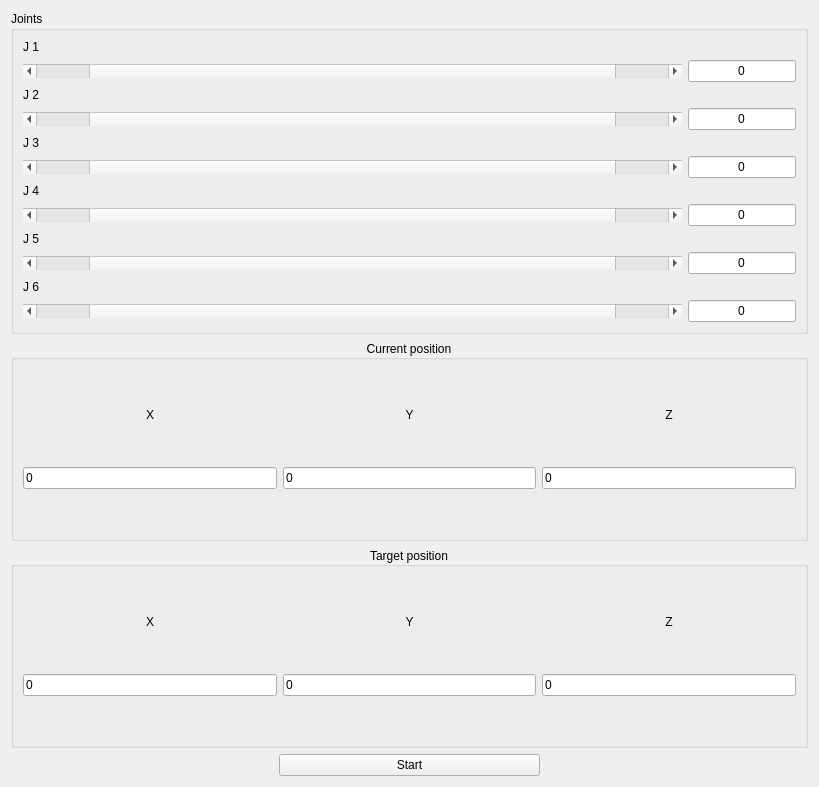
Old version of the form controlswidget.ui in the repository Alex20129/robot_gles.
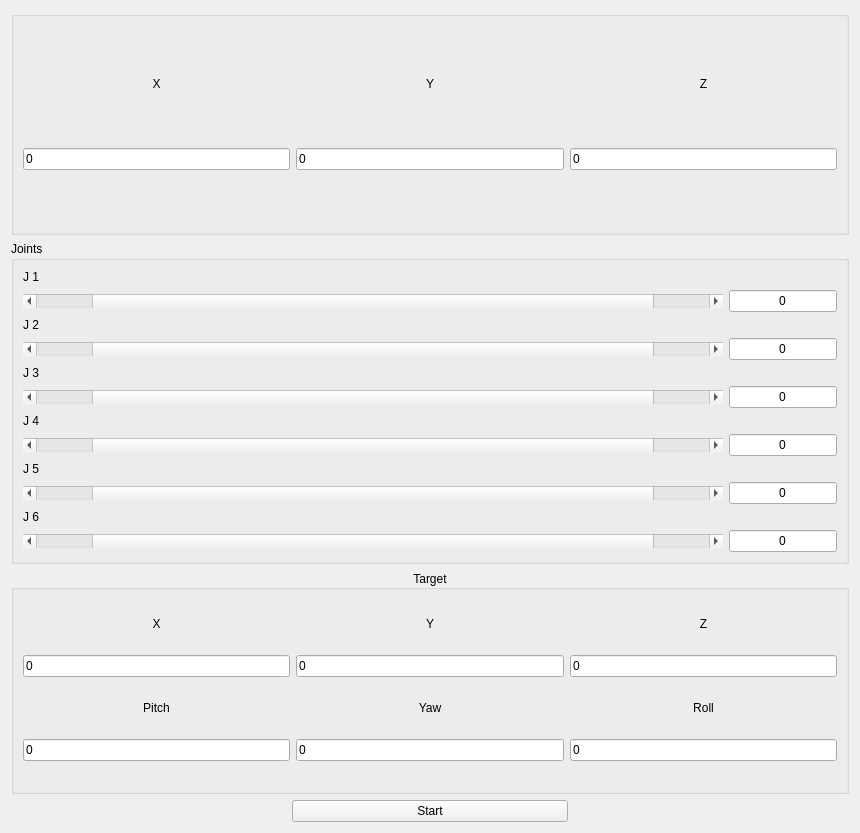
New version of the form.

What changed in the file:
```diff
--- a/controlswidget.ui
+++ b/controlswidget.ui
@@ -9,15 +9,262 @@
    <rect>
     <x>0</x>
     <y>0</y>
-    <width>819</width>
-    <height>787</height>
+    <width>860</width>
+    <height>833</height>
    </rect>
   </property>
   <property name="windowTitle">
    <string>Controls</string>
   </property>
   <layout class="QGridLayout" name="gridLayout">
+   <item row="5" column="0" colspan="3">
+    <widget class="QGroupBox" name="groupBox_2">
+     <property name="title">
+      <string>Target</string>
+     </property>
+     <property name="alignment">
+      <set>Qt::AlignCenter</set>
+     </property>
+     <layout class="QGridLayout" name="gridLayout_2">
+      <item row="0" column="3">
+       <widget class="QLabel" name="label_10">
+        <property name="sizePolicy">
+         <sizepolicy hsizetype="Preferred" vsizetype="Fixed">
+          <horstretch>0</horstretch>
+          <verstretch>0</verstretch>
+         </sizepolicy>
+        </property>
+        <property name="text">
+         <string>Y</string>
+        </property>
+        <property name="alignment">
+         <set>Qt::AlignCenter</set>
+        </property>
+       </widget>
+      </item>
+      <item row="3" column="5">
+       <widget class="QLineEdit" name="lineEdit_target_roll">
+        <property name="text">
+         <string>0</string>
+        </property>
+       </widget>
+      </item>
+      <item row="1" column="3">
+       <widget class="QLineEdit" name="lineEdit_target_y">
+        <property name="text">
+         <string>0</string>
+        </property>
+       </widget>
+      </item>
+      <item row="0" column="5">
+       <widget class="QLabel" name="label_11">
+        <property name="sizePolicy">
+         <sizepolicy hsizetype="Preferred" vsizetype="Fixed">
+          <horstretch>0</horstretch>
+          <verstretch>0</verstretch>
+         </sizepolicy>
+        </property>
+        <property name="text">
+         <string>Z</string>
+        </property>
+        <property name="alignment">
+         <set>Qt::AlignCenter</set>
+        </property>
+       </widget>
+      </item>
+      <item row="3" column="3">
+       <widget class="QLineEdit" name="lineEdit_target_yaw">
+        <property name="text">
+         <string>0</string>
+        </property>
+       </widget>
+      </item>
+      <item row="1" column="5">
+       <widget class="QLineEdit" name="lineEdit_target_z">
+        <property name="text">
+         <string>0</string>
+        </property>
+       </widget>
+      </item>
+      <item row="0" column="1">
+       <widget class="QLabel" name="label_9">
+        <property name="sizePolicy">
+         <sizepolicy hsizetype="Preferred" vsizetype="Fixed">
+          <horstretch>0</horstretch>
+          <verstretch>0</verstretch>
+         </sizepolicy>
+        </property>
+        <property name="text">
+         <string>X</string>
+        </property>
+        <property name="alignment">
+         <set>Qt::AlignCenter</set>
+        </property>
+       </widget>
+      </item>
+      <item row="3" column="1">
+       <widget class="QLineEdit" name="lineEdit_target_pitch">
+        <property name="text">
+         <string>0</string>
+        </property>
+       </widget>
+      </item>
+      <item row="1" column="1">
+       <widget class="QLineEdit" name="lineEdit_target_x">
+        <property name="text">
+         <string>0</string>
+        </property>
+       </widget>
+      </item>
+      <item row="2" column="1">
+       <widget class="QLabel" name="label_12">
+        <property name="sizePolicy">
+         <sizepolicy hsizetype="Preferred" vsizetype="Fixed">
+          <horstretch>0</horstretch>
+          <verstretch>0</verstretch>
+         </sizepolicy>
+        </property>
+        <property name="text">
+         <string>Pitch</string>
+        </property>
+        <property name="alignment">
+         <set>Qt::AlignCenter</set>
+        </property>
+       </widget>
+      </item>
+      <item row="2" column="3">
+       <widget class="QLabel" name="label_13">
+        <property name="sizePolicy">
+         <sizepolicy hsizetype="Preferred" vsizetype="Fixed">
+          <horstretch>0</horstretch>
+          <verstretch>0</verstretch>
+         </sizepolicy>
+        </property>
+        <property name="text">
+         <string>Yaw</string>
+        </property>
+        <property name="alignment">
+         <set>Qt::AlignCenter</set>
+        </property>
+       </widget>
+      </item>
+      <item row="2" column="5">
+       <widget class="QLabel" name="label_14">
+        <property name="sizePolicy">
+         <sizepolicy hsizetype="Preferred" vsizetype="Fixed">
+          <horstretch>0</horstretch>
+          <verstretch>0</verstretch>
+         </sizepolicy>
+        </property>
+        <property name="text">
+         <string>Roll</string>
+        </property>
+        <property name="alignment">
+         <set>Qt::AlignCenter</set>
+        </property>
+       </widget>
+      </item>
+     </layout>
+    </widget>
+   </item>
    <item row="0" column="0" colspan="3">
+    <widget class="QGroupBox" name="groupBox_3">
+     <property name="title">
+      <string/>
+     </property>
+     <property name="alignment">
+      <set>Qt::AlignCenter</set>
+     </property>
+     <layout class="QGridLayout" name="gridLayout_3">
+      <item row="1" column="2">
+       <widget class="QLineEdit" name="lineEdit_current_z">
+        <property name="text">
+         <string>0</string>
+        </property>
+        <property name="readOnly">
+         <bool>true</bool>
+        </property>
+       </widget>
+      </item>
+      <item row="1" column="1">
+       <widget class="QLineEdit" name="lineEdit_current_y">
+        <property name="text">
+         <string>0</string>
+        </property>
+        <property name="readOnly">
+         <bool>true</bool>
+        </property>
+       </widget>
+      </item>
+      <item row="0" column="2">
+       <widget class="QLabel" name="label_8">
+        <property name="sizePolicy">
+         <sizepolicy hsizetype="Preferred" vsizetype="Fixed">
+          <horstretch>0</horstretch>
+          <verstretch>0</verstretch>
+         </sizepolicy>
+        </property>
+        <property name="text">
+         <string>Z</string>
+        </property>
+        <property name="alignment">
+         <set>Qt::AlignCenter</set>
+        </property>
+       </widget>
+      </item>
+      <item row="0" column="0">
+       <widget class="QLabel" name="label">
+        <property name="sizePolicy">
+         <sizepolicy hsizetype="Preferred" vsizetype="Preferred">
+          <horstretch>0</horstretch>
+          <verstretch>0</verstretch>
+         </sizepolicy>
+        </property>
+        <property name="text">
+         <string>X</string>
+        </property>
+        <property name="alignment">
+         <set>Qt::AlignCenter</set>
+        </property>
+       </widget>
+      </item>
+      <item row="0" column="1">
+       <widget class="QLabel" name="label_7">
+        <property name="sizePolicy">
+         <sizepolicy hsizetype="Preferred" vsizetype="Fixed">
+          <horstretch>0</horstretch>
+          <verstretch>0</verstretch>
+         </sizepolicy>
+        </property>
+        <property name="text">
+         <string>Y</string>
+        </property>
+        <property name="alignment">
+         <set>Qt::AlignCenter</set>
+        </property>
+       </widget>
+      </item>
+      <item row="1" column="0">
+       <widget class="QLineEdit" name="lineEdit_current_x">
+        <property name="text">
+         <string>0</string>
+        </property>
+        <property name="readOnly">
+         <bool>true</bool>
+        </property>
+       </widget>
+      </item>
+     </layout>
+    </widget>
+   </item>
+   <item row="6" column="1">
+    <widget class="QPushButton" name="pushButton_start_animation">
+     <property name="text">
+      <string>Start</string>
+     </property>
+    </widget>
+   </item>
+   <item row="1" column="0" colspan="3">
     <widget class="QGroupBox" name="groupBox">
      <property name="title">
       <string>Joints</string>
@@ -296,184 +543,6 @@
      </layout>
     </widget>
    </item>
-   <item row="3" column="0" colspan="3">
-    <widget class="QGroupBox" name="groupBox_3">
-     <property name="title">
-      <string>Current position</string>
-     </property>
-     <property name="alignment">
-      <set>Qt::AlignCenter</set>
-     </property>
-     <layout class="QGridLayout" name="gridLayout_3">
-      <item row="1" column="2">
-       <widget class="QLineEdit" name="lineEdit_current_z">
-        <property name="text">
-         <string>0</string>
-        </property>
-        <property name="readOnly">
-         <bool>true</bool>
-        </property>
-       </widget>
-      </item>
-      <item row="1" column="1">
-       <widget class="QLineEdit" name="lineEdit_current_y">
-        <property name="text">
-         <string>0</string>
-        </property>
-        <property name="readOnly">
-         <bool>true</bool>
-        </property>
-       </widget>
-      </item>
-      <item row="0" column="2">
-       <widget class="QLabel" name="label_8">
-        <property name="sizePolicy">
-         <sizepolicy hsizetype="Preferred" vsizetype="Fixed">
-          <horstretch>0</horstretch>
-          <verstretch>0</verstretch>
-         </sizepolicy>
-        </property>
-        <property name="text">
-         <string>Z</string>
-        </property>
-        <property name="alignment">
-         <set>Qt::AlignCenter</set>
-        </property>
-       </widget>
-      </item>
-      <item row="0" column="0">
-       <widget class="QLabel" name="label">
-        <property name="sizePolicy">
-         <sizepolicy hsizetype="Preferred" vsizetype="Fixed">
-          <horstretch>0</horstretch>
-          <verstretch>0</verstretch>
-         </sizepolicy>
-        </property>
-        <property name="text">
-         <string>X</string>
-        </property>
-        <property name="alignment">
-         <set>Qt::AlignCenter</set>
-        </property>
-       </widget>
-      </item>
-      <item row="0" column="1">
-       <widget class="QLabel" name="label_7">
-        <property name="sizePolicy">
-         <sizepolicy hsizetype="Preferred" vsizetype="Fixed">
-          <horstretch>0</horstretch>
-          <verstretch>0</verstretch>
-         </sizepolicy>
-        </property>
-        <property name="text">
-         <string>Y</string>
-        </property>
-        <property name="alignment">
-         <set>Qt::AlignCenter</set>
-        </property>
-       </widget>
-      </item>
-      <item row="1" column="0">
-       <widget class="QLineEdit" name="lineEdit_current_x">
-        <property name="text">
-         <string>0</string>
-        </property>
-        <property name="readOnly">
-         <bool>true</bool>
-        </property>
-       </widget>
-      </item>
-     </layout>
-    </widget>
-   </item>
-   <item row="4" column="0" colspan="3">
-    <widget class="QGroupBox" name="groupBox_2">
-     <property name="title">
-      <string>Target position</string>
-     </property>
-     <property name="alignment">
-      <set>Qt::AlignCenter</set>
-     </property>
-     <layout class="QGridLayout" name="gridLayout_2">
-      <item row="1" column="1">
-       <widget class="QLineEdit" name="lineEdit_target_x">
-        <property name="text">
-         <string>0</string>
-        </property>
-       </widget>
-      </item>
-      <item row="1" column="3">
-       <widget class="QLineEdit" name="lineEdit_target_y">
-        <property name="text">
-         <string>0</string>
-        </property>
-       </widget>
-      </item>
-      <item row="1" column="5">
-       <widget class="QLineEdit" name="lineEdit_target_z">
-        <property name="text">
-         <string>0</string>
-        </property>
-       </widget>
-      </item>
-      <item row="0" column="1">
-       <widget class="QLabel" name="label_9">
-        <property name="sizePolicy">
-         <sizepolicy hsizetype="Preferred" vsizetype="Fixed">
-          <horstretch>0</horstretch>
-          <verstretch>0</verstretch>
-         </sizepolicy>
-        </property>
-        <property name="text">
-         <string>X</string>
-        </property>
-        <property name="alignment">
-         <set>Qt::AlignCenter</set>
-        </property>
-       </widget>
-      </item>
-      <item row="0" column="3">
-       <widget class="QLabel" name="label_10">
-        <property name="sizePolicy">
-         <sizepolicy hsizetype="Preferred" vsizetype="Fixed">
-          <horstretch>0</horstretch>
-          <verstretch>0</verstretch>
-         </sizepolicy>
-        </property>
-        <property name="text">
-         <string>Y</string>
-        </property>
-        <property name="alignment">
-         <set>Qt::AlignCenter</set>
-        </property>
-       </widget>
-      </item>
-      <item row="0" column="5">
-       <widget class="QLabel" name="label_11">
-        <property name="sizePolicy">
-         <sizepolicy hsizetype="Preferred" vsizetype="Fixed">
-          <horstretch>0</horstretch>
-          <verstretch>0</verstretch>
-         </sizepolicy>
-        </property>
-        <property name="text">
-         <string>Z</string>
-        </property>
-        <property name="alignment">
-         <set>Qt::AlignCenter</set>
-        </property>
-       </widget>
-      </item>
-     </layout>
-    </widget>
-   </item>
-   <item row="5" column="1">
-    <widget class="QPushButton" name="pushButton_start_animation">
-     <property name="text">
-      <string>Start</string>
-     </property>
-    </widget>
-   </item>
   </layout>
  </widget>
  <resources/>
```
